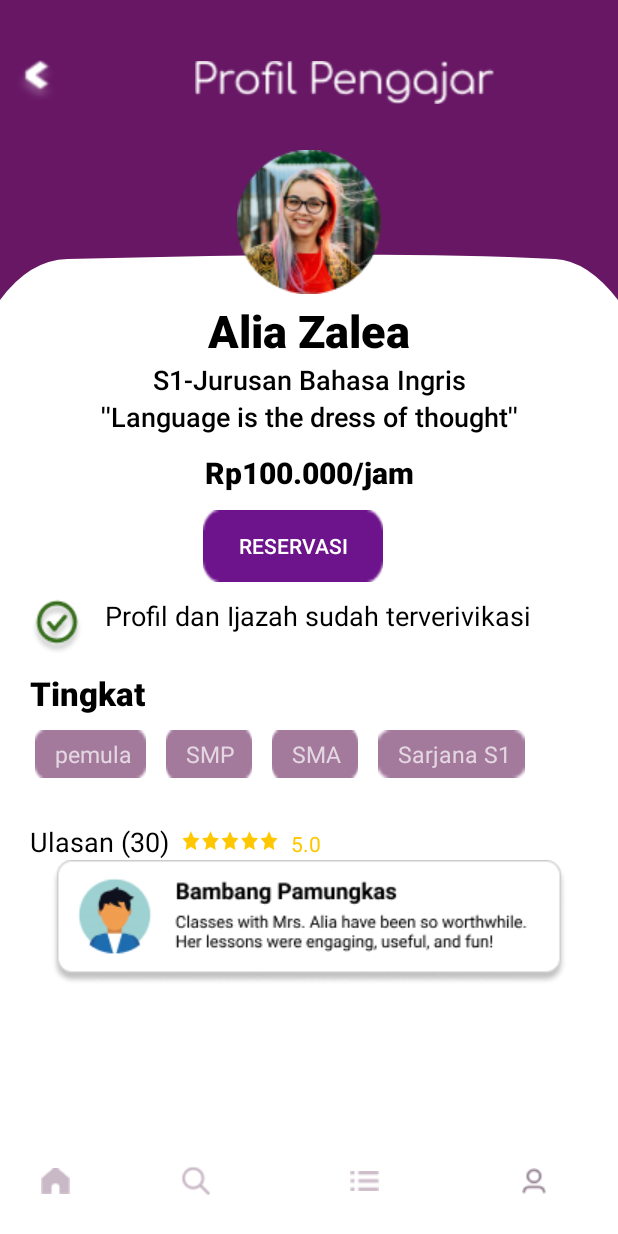
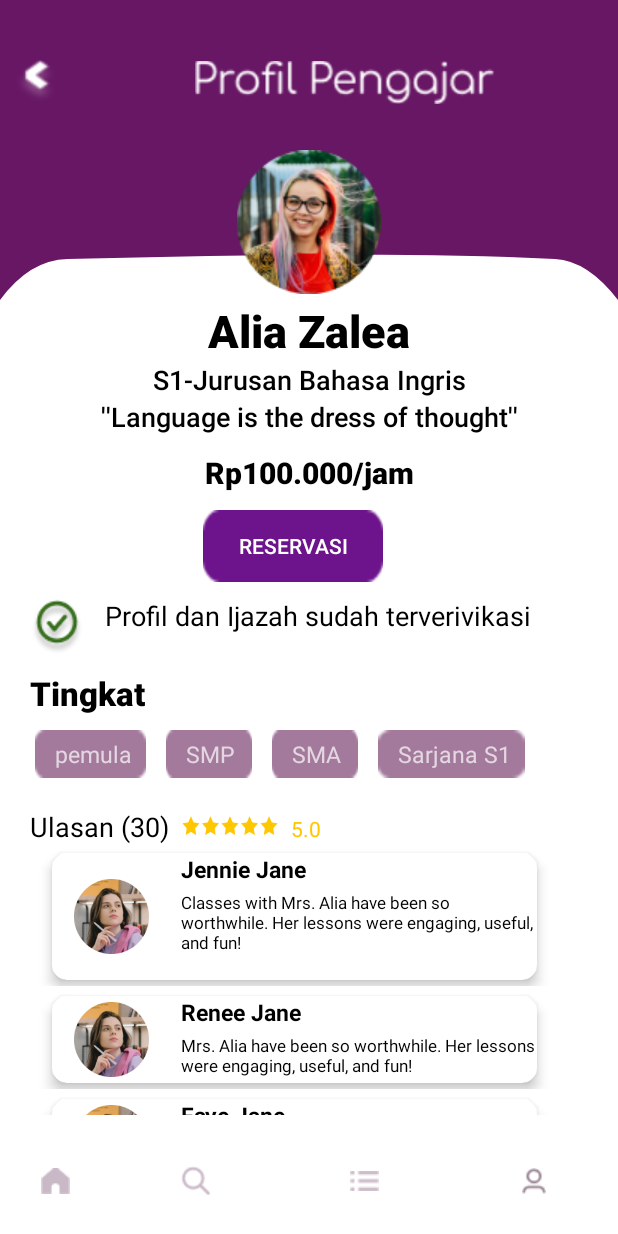
Before and after one commit to rivonnywulandari/ofCourse, an Android app: the detail_guru screen opened directly, with no data from a screen before it, on a phone screen of 412 x 824 dp. Run offline under Robolectric (Android 15) with nearby library versions, the phone set to English and light mode, and no system bars.

Commit message:
rv review guru

```diff
--- a/app/build.gradle
+++ b/app/build.gradle
@@ -33,6 +33,7 @@ dependencies {
     implementation 'com.google.android.material:material:1.3.0'
     implementation 'androidx.constraintlayout:constraintlayout:2.0.4'
     implementation 'com.android.support:cardview-v7:28.0.0'
+    implementation 'com.android.support:recyclerview-v7:28.0.0'
     implementation 'androidx.gridlayout:gridlayout:1.0.0'
     testImplementation 'junit:junit:4.+'
     androidTestImplementation 'androidx.test.ext:junit:1.1.2'
--- /dev/null
+++ b/app/src/main/java/Adapter/ReviewAdapter.java
@@ -0,0 +1,65 @@
+package Adapter;
+
+import android.view.LayoutInflater;
+import android.view.View;
+import android.view.ViewGroup;
+import android.widget.ImageView;
+import android.widget.TextView;
+
+import androidx.annotation.NonNull;
+import androidx.recyclerview.widget.RecyclerView;
+
+import com.example.ofcourse.R;
+import Model.Review;
+
+
+import java.util.ArrayList;
+
+public class ReviewAdapter extends RecyclerView.Adapter<ReviewAdapter.ReviewViewHolder> {
+
+    //VIEW HOLDER
+    public class ReviewViewHolder extends RecyclerView.ViewHolder {
+//        ImageView fotoReview;
+        TextView textUser, textReview;
+        public ReviewViewHolder(@NonNull View itemView) {
+            super(itemView);
+//            fotoReview = itemView.findViewById(R.id.fotoReview);
+            textUser = itemView.findViewById(R.id.textUser);
+            textReview = itemView.findViewById(R.id.textReview);
+        }
+    }
+
+
+    //UNTUK DATA YANG AKAN DITAMPILKAN
+    ArrayList<Review> listReview =  new ArrayList<>();
+    public void setListReview(ArrayList<Review> listReview) {
+        this.listReview = listReview;
+        notifyDataSetChanged();
+    }
+
+    //METHOD ADAPTER
+    @NonNull
+    @Override
+    public ReviewViewHolder onCreateViewHolder(@NonNull ViewGroup parent, int viewType) {
+        View view = LayoutInflater.from(parent.getContext()).inflate(R.layout.item_review, parent, false);
+        ReviewViewHolder viewHolder = new ReviewViewHolder(view);
+
+        return viewHolder;
+    }
+
+    @Override
+    public void onBindViewHolder(@NonNull ReviewViewHolder viewHolder, int position) {
+        Review review = listReview.get(position);
+//        viewHolder.fotoReview.setImageDrawable(review.fotoProfil.toString());
+        viewHolder.textUser.setText(review.namaUser);
+        viewHolder.textReview.setText(review.isiReview);
+    }
+
+    @Override
+    public int getItemCount() {
+
+        return listReview.size();
+    }
+
+
+}
--- /dev/null
+++ b/app/src/main/java/Model/Review.java
@@ -0,0 +1,17 @@
+package Model;
+
+import android.graphics.Bitmap;
+
+public class Review {
+//    public int fotoProfil;
+    public String namaUser;
+    public String isiReview;
+
+    public Review(){}
+
+    public Review(String namaUser, String isiReview) {
+//        this.fotoProfil = fotoProfil;
+        this.namaUser = namaUser;
+        this.isiReview = isiReview;
+    }
+}
--- a/app/src/main/java/com/example/ofcourse/detail_guru.java
+++ b/app/src/main/java/com/example/ofcourse/detail_guru.java
@@ -1,15 +1,26 @@
 package com.example.ofcourse;
 
 import androidx.appcompat.app.AppCompatActivity;
+import androidx.recyclerview.widget.LinearLayoutManager;
+import androidx.recyclerview.widget.RecyclerView;
 
 import android.content.Intent;
 import android.os.Bundle;
 import android.view.View;
 import android.widget.ImageButton;
 
+
+import Adapter.ReviewAdapter;
+import Model.Review;
+
+import java.util.ArrayList;
+
 public class detail_guru extends AppCompatActivity {
 
-    ImageButton  buttonHome, buttonCari, buttonList, buttonProfile;
+    RecyclerView rvReview;
+    ReviewAdapter reviewAdapter;
+
+    ImageButton buttonHome, buttonCari, buttonList, buttonProfile;
 
 
     @Override
@@ -17,8 +28,19 @@ public class detail_guru extends AppCompatActivity {
         super.onCreate(savedInstanceState);
         setContentView(R.layout.activity_detail_guru);
 
-        buttonHome =  findViewById(R.id.buttonHome);
-        buttonCari= findViewById(R.id.buttonCari);
+        reviewAdapter = new ReviewAdapter();
+        reviewAdapter.setListReview(generateData());
+
+
+        LinearLayoutManager layoutManager = new LinearLayoutManager(this);
+
+        rvReview= findViewById(R.id.rvReview);
+        rvReview.setAdapter(reviewAdapter);
+        rvReview.setLayoutManager(layoutManager);
+
+
+        buttonHome = findViewById(R.id.buttonHome);
+        buttonCari = findViewById(R.id.buttonCari);
         buttonList = findViewById(R.id.buttonList);
         buttonProfile = findViewById(R.id.buttonProfile);
 
@@ -58,4 +80,18 @@ public class detail_guru extends AppCompatActivity {
             }
         });
     }
+
+    private ArrayList<Review> generateData() {
+        ArrayList<Review> listReview = new ArrayList<>();
+        listReview.add(new Review("Jennie Jane", "Classes with Mrs. Alia have been so worthwhile. Her lessons were engaging, useful, and fun!"));
+        listReview.add(new Review("Renee Jane", "Mrs. Alia have been so worthwhile. Her lessons were engaging, useful, and fun!"));
+        listReview.add(new Review("Faye Jane", "Have been so worthwhile. Her lessons were engaging, useful, and fun!"));
+        listReview.add(new Review("Rose Jane", "Classes with Mrs. Alia have been so worthwhile. Her lessons were engaging, useful, and fun!"));
+        listReview.add(new Review("Jesse Jane", "Alia have been so worthwhile. Her lessons were engaging, useful, and fun!"));
+
+        //        listReview.add(new Review(R.drawable.jennie, "Lisa Jane", "Mrs. Alia have been so worthwhile. Her lessons were engaging, useful, and fun!"));
+
+        return listReview;
+    }
+
 }
--- a/app/src/main/res/layout/activity_detail_guru.xml
+++ b/app/src/main/res/layout/activity_detail_guru.xml
@@ -9,16 +9,17 @@
     android:orientation="vertical">
 
     <LinearLayout
-        android:background="@drawable/background_ungu"
         android:layout_width="match_parent"
         android:layout_height="200dp"
+        android:background="@drawable/background_ungu"
         android:orientation="vertical">
+
         <LinearLayout
-            android:paddingTop="40dp"
-            android:layout_marginLeft="10dp"
             android:layout_width="match_parent"
             android:layout_height="wrap_content"
-            android:orientation="horizontal">
+            android:layout_marginLeft="10dp"
+            android:orientation="horizontal"
+            android:paddingTop="40dp">
 
             <Button
                 android:layout_width="30dp"
@@ -27,10 +28,11 @@
                 app:backgroundTint="#FFFFFF" />
 
             <LinearLayout
-                android:paddingLeft="90dp"
+                android:layout_width="match_parent"
+                android:layout_height="wrap_content"
                 android:orientation="vertical"
-                android:layout_width="match_parent"
-                android:layout_height="wrap_content">
+                android:paddingLeft="90dp">
+
                 <ImageView
                     android:layout_width="200dp"
                     android:layout_height="30dp"
@@ -38,10 +40,12 @@
                     android:src="@drawable/profil_pengajar" />
             </LinearLayout>
         </LinearLayout>
+
         <LinearLayout
-            android:paddingTop="30dp"
             android:layout_width="match_parent"
-            android:layout_height="wrap_content">
+            android:layout_height="wrap_content"
+            android:paddingTop="30dp">
+
             <ImageView
                 android:id="@+id/imageView1"
                 android:layout_width="match_parent"
@@ -130,66 +134,75 @@
                 android:textSize="22dp"
                 android:textStyle="bold" />
         </LinearLayout>
+
         <GridLayout
+            android:layout_width="match_parent"
+            android:layout_height="0dp"
+            android:layout_weight="8"
             android:alignmentMode="alignMargins"
             android:columnOrderPreserved="false"
-            android:layout_weight="8"
-            android:layout_width="match_parent"
-            android:layout_height="0dp"
             android:padding="10dp">
+
             <LinearLayout
                 android:layout_width="wrap_content"
                 android:layout_height="wrap_content"
                 android:layout_marginLeft="13dp"
                 android:orientation="vertical">
+
                 <TextView
                     android:layout_width="wrap_content"
                     android:layout_height="wrap_content"
                     android:background="@drawable/tingkat"
+                    android:padding="5dp"
                     android:text="  pemula "
-                    android:padding="5dp"
                     android:textAppearance="@style/TextAppearance.AppCompat.Display2"
                     android:textSize="15dp" />
             </LinearLayout>
+
             <LinearLayout
                 android:layout_width="wrap_content"
                 android:layout_height="wrap_content"
                 android:layout_marginLeft="13dp"
                 android:orientation="vertical">
+
                 <TextView
                     android:layout_width="wrap_content"
                     android:layout_height="wrap_content"
                     android:background="@drawable/tingkat"
+                    android:padding="5dp"
                     android:text="  SMP "
-                    android:padding="5dp"
                     android:textAppearance="@style/TextAppearance.AppCompat.Display2"
                     android:textSize="15dp" />
             </LinearLayout>
+
             <LinearLayout
                 android:layout_width="wrap_content"
                 android:layout_height="wrap_content"
                 android:layout_marginLeft="13dp"
                 android:orientation="vertical">
+
                 <TextView
                     android:layout_width="wrap_content"
                     android:layout_height="wrap_content"
                     android:background="@drawable/tingkat"
+                    android:padding="5dp"
                     android:text="  SMA "
-                    android:padding="5dp"
                     android:textAppearance="@style/TextAppearance.AppCompat.Display2"
                     android:textSize="15dp" />
             </LinearLayout>
+
             <LinearLayout
                 android:layout_width="wrap_content"
                 android:layout_height="wrap_content"
                 android:layout_marginLeft="13dp"
                 android:orientation="vertical">
+
                 <TextView
                     android:layout_width="wrap_content"
                     android:layout_height="wrap_content"
                     android:background="@drawable/tingkat"
+                    android:padding="5dp"
                     android:text="  Sarjana S1 "
-                    android:padding="5dp"
                     android:textAppearance="@style/TextAppearance.AppCompat.Display2"
                     android:textSize="15dp" />
             </LinearLayout>
@@ -199,7 +212,7 @@
             android:layout_width="match_parent"
             android:layout_height="wrap_content"
             android:orientation="vertical"
-            android:paddingTop="10dp">
+            android:paddingTop="0dp">
 
             <LinearLayout
                 android:layout_width="match_parent"
@@ -232,14 +245,26 @@
                     android:textColor="#FFC700" />
             </LinearLayout>
 
-            <ImageView
-                android:id="@+id/imageView5"
-                android:layout_width="match_parent"
-                android:layout_height="wrap_content"
-                app:srcCompat="@drawable/review" />
         </LinearLayout>
 
     </LinearLayout>
+
+    <androidx.constraintlayout.widget.ConstraintLayout
+        android:layout_width="match_parent"
+        android:layout_height="180dp">
+
+        <androidx.recyclerview.widget.RecyclerView
+            android:id="@+id/rvReview"
+            android:layout_width="392dp"
+            android:layout_height="181dp"
+            android:visibility="visible"
+            app:layoutManager="androidx.recyclerview.widget.LinearLayoutManager"
+            tools:layout_editor_absoluteX="-2dp"
+            tools:layout_editor_absoluteY="3dp"
+            tools:listitem="@layout/item_review">
+
+        </androidx.recyclerview.widget.RecyclerView>
+    </androidx.constraintlayout.widget.ConstraintLayout>
 
     <androidx.constraintlayout.widget.ConstraintLayout
         android:layout_width="match_parent"
--- /dev/null
+++ b/app/src/main/res/layout/item_review.xml
@@ -0,0 +1,63 @@
+<?xml version="1.0" encoding="utf-8"?>
+<androidx.constraintlayout.widget.ConstraintLayout xmlns:android="http://schemas.android.com/apk/res/android"
+    xmlns:app="http://schemas.android.com/apk/res-auto"
+    android:layout_width="match_parent"
+    android:layout_height="wrap_content"
+    xmlns:tools="http://schemas.android.com/tools"
+    android:layout_margin="1dp">
+
+    <androidx.cardview.widget.CardView
+        android:id="@+id/guruReview"
+        android:layout_width="wrap_content"
+        android:layout_height="wrap_content"
+        android:layout_margin="4dp"
+        app:cardBackgroundColor="#FFFFFF"
+        app:cardCornerRadius="10dp"
+        app:cardElevation="5dp"
+        app:layout_constraintBottom_toBottomOf="parent"
+        app:layout_constraintEnd_toEndOf="parent"
+        app:layout_constraintStart_toStartOf="parent"
+        app:layout_constraintTop_toTopOf="parent">
+
+        <androidx.constraintlayout.widget.ConstraintLayout
+            android:layout_width="wrap_content"
+            android:layout_height="wrap_content">
+
+            <ImageView
+                android:id="@+id/fotoReview"
+                android:layout_width="50dp"
+                android:layout_height="50dp"
+                app:layout_constraintBottom_toBottomOf="parent"
+                app:layout_constraintEnd_toEndOf="parent"
+                app:layout_constraintHorizontal_bias="0.053"
+                app:layout_constraintStart_toStartOf="parent"
+                app:layout_constraintTop_toTopOf="parent"
+                app:srcCompat="@drawable/jennie" />
+
+            <TextView
+                android:id="@+id/textUser"
+                tools:layout_editor_absoluteY="10dp"
+                android:layout_width="wrap_content"
+                android:layout_height="wrap_content"
+                android:layout_marginStart="71dp"
+                android:text="Jennie Jane"
+                android:textColor="#000000"
+                android:textSize="15sp"
+                android:textStyle="bold"
+                app:layout_constraintStart_toStartOf="@+id/fotoReview" />
+
+            <TextView
+                android:id="@+id/textReview"
+                android:layout_width="237dp"
+                android:layout_height="wrap_content"
+                android:layout_marginTop="4dp"
+                android:text="Classes with Mrs. Alia have been so worthwhile. Her lessons were engaging, useful, and fun!"
+                android:textColor="#000000"
+                android:textSize="11sp"
+                app:layout_constraintBottom_toBottomOf="@+id/fotoReview"
+                app:layout_constraintStart_toStartOf="@+id/textUser"
+                app:layout_constraintTop_toBottomOf="@+id/textUser" />
+
+        </androidx.constraintlayout.widget.ConstraintLayout>
+    </androidx.cardview.widget.CardView>
+</androidx.constraintlayout.widget.ConstraintLayout>
```
Also changed, not shown: app/src/main/res/drawable/jennie.png (added).
